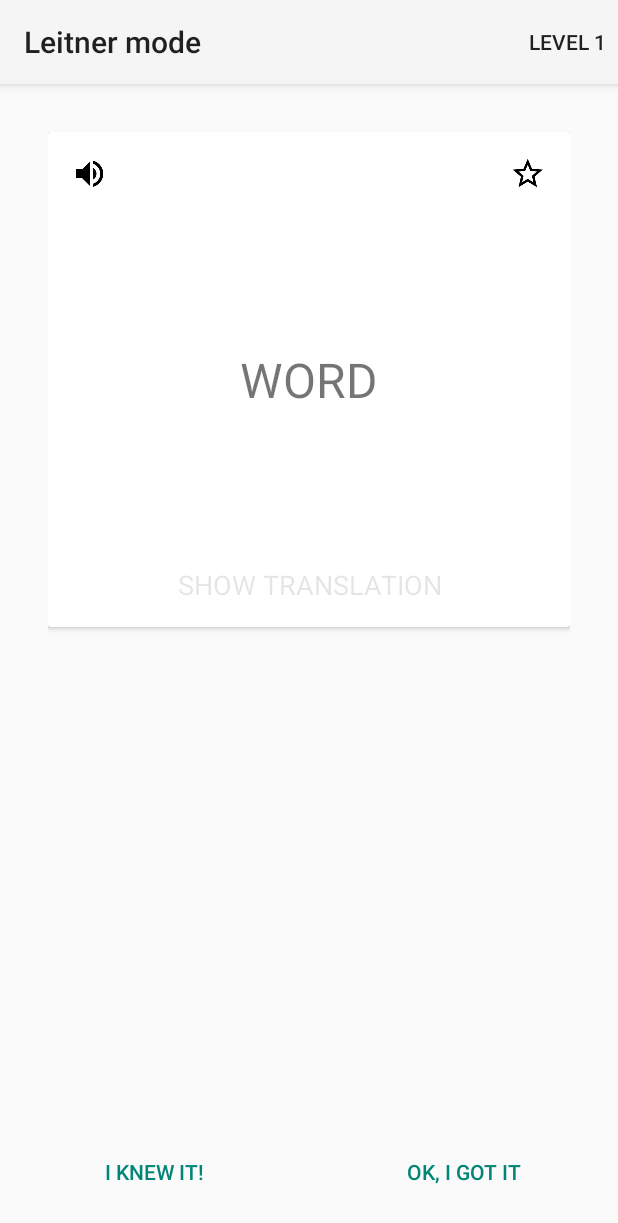
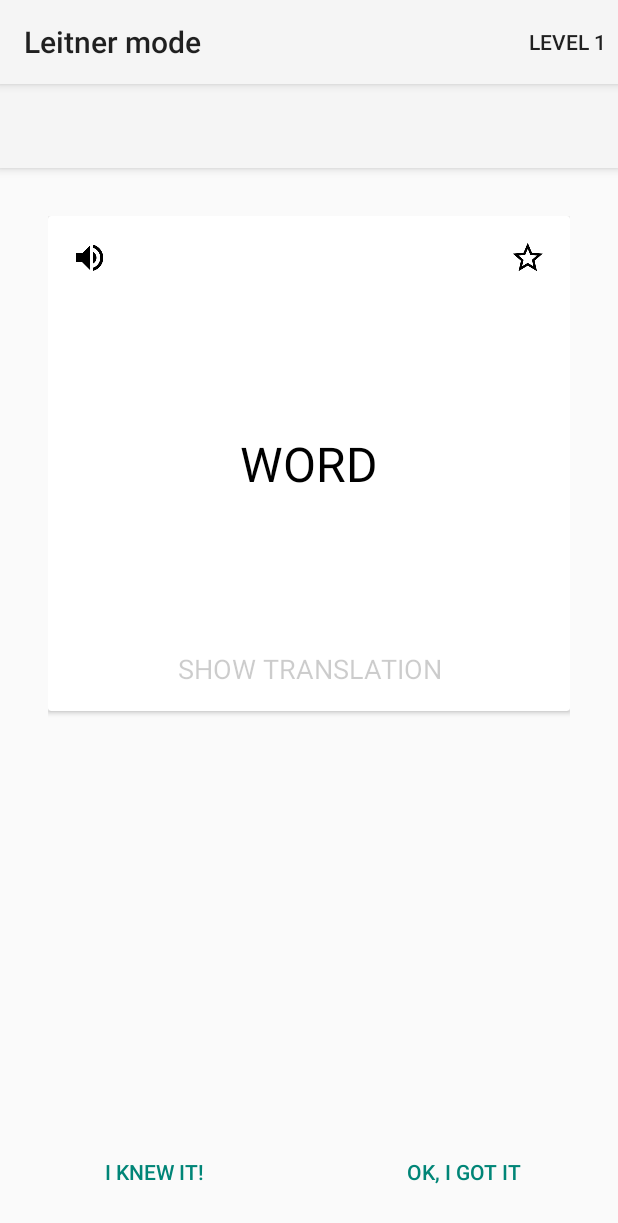
Before and after one commit to heyferh/englishcards, an Android app: the LeitnerModeActivity screen opened directly, with no data from a screen before it, on a phone screen of 412 x 824 dp. Shown: the top 1223 px of the screen. Run offline under Robolectric (Android 15) with nearby library versions, the phone set to English and light mode, and no system bars; libraries missing offline, so code that uses them is left out: com.mikepenz.iconics, com.mikepenz.materialdrawer; 9 statements that could not run were skipped.

Commit message:
some style adjustments

```diff
--- a/app/src/main/AndroidManifest.xml
+++ b/app/src/main/AndroidManifest.xml
@@ -7,7 +7,7 @@
         android:allowBackup="true"
         android:icon="@mipmap/ic_launcher"
         android:label="@string/app_name"
-        android:theme="@style/MyTheme">
+        android:theme="@style/AppTheme">
         <activity android:name=".activity.MainActivity"></activity>
         <activity android:name=".activity.SelectDictionaryActivity">
             <intent-filter>
--- a/app/src/main/java/com/feku/englishcards/activity/ActivityWithDrawer.java
+++ b/app/src/main/java/com/feku/englishcards/activity/ActivityWithDrawer.java
@@ -2,7 +2,7 @@ package com.feku.englishcards.activity;
 
 import android.content.Intent;
 import android.os.Bundle;
-import android.support.v7.app.AppCompatActivity;
+import android.support.v7.app.ActionBarActivity;
 import android.support.v7.widget.Toolbar;
 import android.view.View;
 import android.widget.AdapterView;
@@ -18,7 +18,7 @@ import com.mikepenz.materialdrawer.model.interfaces.IDrawerItem;
 /**
  * Created by feku on 8/26/2015.
  */
-public abstract class ActivityWithDrawer extends AppCompatActivity {
+public abstract class ActivityWithDrawer extends ActionBarActivity {
     protected Drawer drawer;
 
     @Override
@@ -31,6 +31,7 @@ public abstract class ActivityWithDrawer extends AppCompatActivity {
                 .withSelectedItem(2)
                 .withActivity(this)
                 .withToolbar(toolbar)
+                .withActionBarDrawerToggle(true)
                 .withHeader(R.layout.drawer_header_layout)
                 .addDrawerItems(
                         new PrimaryDrawerItem().withName(R.string.drawer_item_browse).withIcon(FontAwesome.Icon.faw_archive).withIdentifier(1),
--- a/app/src/main/java/com/feku/englishcards/activity/SelectDictionaryActivity.java
+++ b/app/src/main/java/com/feku/englishcards/activity/SelectDictionaryActivity.java
@@ -71,7 +71,7 @@ public class SelectDictionaryActivity extends ActivityWithDrawer implements Adap
             dictNames.add(dictionary.getTitle());
         }
         adapter = new ArrayAdapter<>(this,
-                android.R.layout.simple_list_item_1, dictNames);
+                R.layout.simple_list_item_1, dictNames);
         dictList.setAdapter(adapter);
         dictList.setOnItemClickListener(this);
         getSupportActionBar().setTitle("Choose topic");
--- a/app/src/main/res/layout/card_layout.xml
+++ b/app/src/main/res/layout/card_layout.xml
@@ -9,7 +9,8 @@
         android:layout_width="match_parent"
         android:layout_height="330dp"
         android:layout_gravity="center_horizontal|top"
-        card_view:cardBackgroundColor="#84ffff"
+        card_view:cardBackgroundColor="#FFFFFF"
+        card_view:cardElevation="4dp"
         card_view:cardCornerRadius="6dp">
 
         <FrameLayout
@@ -24,6 +25,7 @@
                 android:layout_gravity="center"
                 android:gravity="center"
                 android:text="WORD"
+                android:textColor="@android:color/black"
                 android:textSize="32dp" />
 
             <TextView
@@ -34,6 +36,7 @@
                 android:alpha="0.2"
                 android:gravity="center"
                 android:text="TRANSLATION"
+                android:textColor="@android:color/black"
                 android:textSize="18dp" />
 
 
@@ -41,16 +44,16 @@
                 android:id="@+id/speech"
                 android:layout_width="wrap_content"
                 android:layout_height="wrap_content"
+                android:layout_gravity="left|top"
                 android:button="@drawable/ic_volume_high_black_24dp"
-                android:layout_gravity="left|top"
                 android:checked="false" />
 
             <CheckBox
                 android:id="@+id/favourite"
                 android:layout_width="wrap_content"
                 android:layout_height="wrap_content"
-                android:button="@drawable/star"
-                android:layout_gravity="right|top" />
+                android:layout_gravity="right|top"
+                android:button="@drawable/star" />
         </FrameLayout>
     </android.support.v7.widget.CardView>
 </FrameLayout>
--- a/app/src/main/res/layout/dictionaries_layout.xml
+++ b/app/src/main/res/layout/dictionaries_layout.xml
@@ -9,5 +9,6 @@
     <ListView
         android:id="@+id/dictList"
         android:layout_width="match_parent"
-        android:layout_height="wrap_content"></ListView>
+        android:layout_height="wrap_content"
+        android:textFilterEnabled="false"></ListView>
 </LinearLayout>
--- a/app/src/main/res/layout/statistics_activity.xml
+++ b/app/src/main/res/layout/statistics_activity.xml
@@ -14,6 +14,7 @@
         android:layout_below="@+id/toolbar">
 
         <android.support.v4.view.PagerTabStrip
+            style="@style/MyStyle"
             android:id="@+id/pagerTabStrip"
             android:layout_width="match_parent"
             android:layout_height="wrap_content"
--- a/app/src/main/res/layout/toolbar.xml
+++ b/app/src/main/res/layout/toolbar.xml
@@ -6,4 +6,5 @@
     android:background="?attr/colorPrimary"
     android:elevation="4dp"
     android:minHeight="?attr/actionBarSize"
+    android:paddingTop="@dimen/tool_bar_top_padding"
     android:transitionName="actionBar" />
--- a/app/src/main/res/menu/menu.xml
+++ b/app/src/main/res/menu/menu.xml
@@ -2,7 +2,7 @@
     xmlns:myApp="http://schemas.android.com/apk/res-auto">
     <item
         android:id="@+id/action_search"
-        android:icon="@drawable/ic_magnify_black_24dp"
+        android:icon="@drawable/ic_magnify_white_24dp"
         android:title="@string/action_search"
         myApp:actionViewClass="android.support.v7.widget.SearchView"
         myApp:showAsAction="ifRoom|collapseActionView" />
--- a/app/src/main/res/values/styles.xml
+++ b/app/src/main/res/values/styles.xml
@@ -3,4 +3,8 @@
     <style name="MyTheme" parent="Theme.AppCompat.Light.NoActionBar">
         <!-- Customize your theme here. -->
     </style>
+
+    <style name="MyStyle">
+        <item name="android:textColor">#212121</item>
+    </style>
 </resources>
```
Also changed, not shown: app/src/main/res/layout/simple_list_item_1.xml (added, +11 -0 lines), app/src/main/res/values/values.xml (added, +15 -0 lines).
